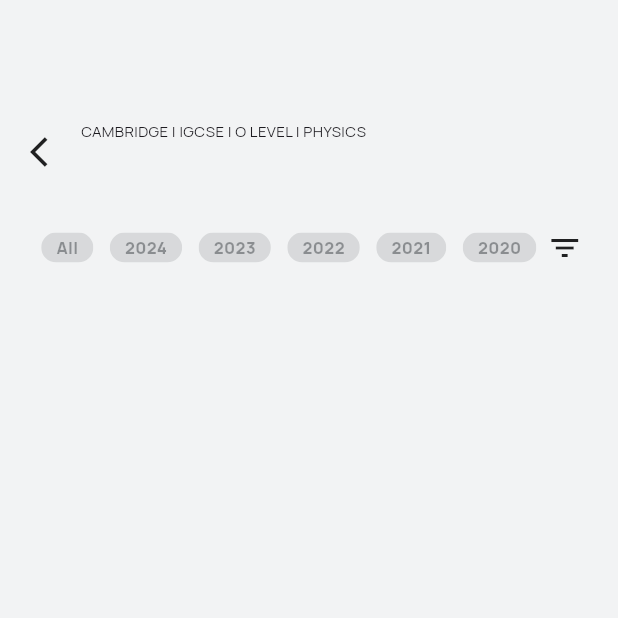
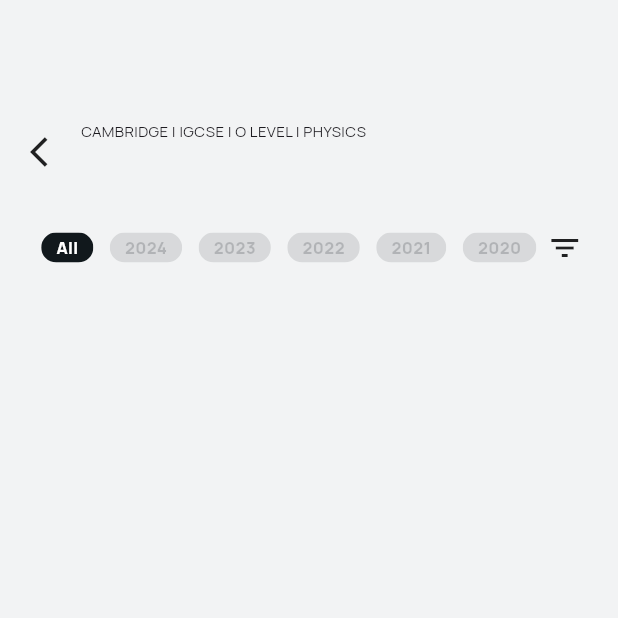
Before and after one commit to tinashemahwenda/reviza_app, a Flutter app: the QuestionsPage screen opened directly with empty values, on a phone screen of 412 x 824 dp, the top half of it. Run offline on Flutter 3.47's test engine with Material 3 defaults, Android fonts, the phone set to English and light mode, and no system bars; our stand-ins replace lottie, typewritertext.

Commit message:
Updated colors

```diff
--- a/lib/widgets/filter_bubble.dart
+++ b/lib/widgets/filter_bubble.dart
@@ -19,11 +19,15 @@ class FilterYearBubble extends StatelessWidget {
             horizontal: 10,
             vertical: 2,
           ),
-          color: AppColor.darkBlue.withAlpha(30),
+          color: selectedBubble
+              ? AppColor.darkBlue.withAlpha(255)
+              : AppColor.darkBlue.withAlpha(30),
           child: Text(
             yearNumber,
             style: TextStyle(
-                color: AppColor.darkBlue.withAlpha(100),
+                color: selectedBubble
+                    ? Colors.white
+                    : AppColor.darkBlue.withAlpha(50),
                 fontSize: 11,
                 fontWeight: FontWeight.bold,
                 fontFamily: 'Manrope-ExtraBold'),
```
